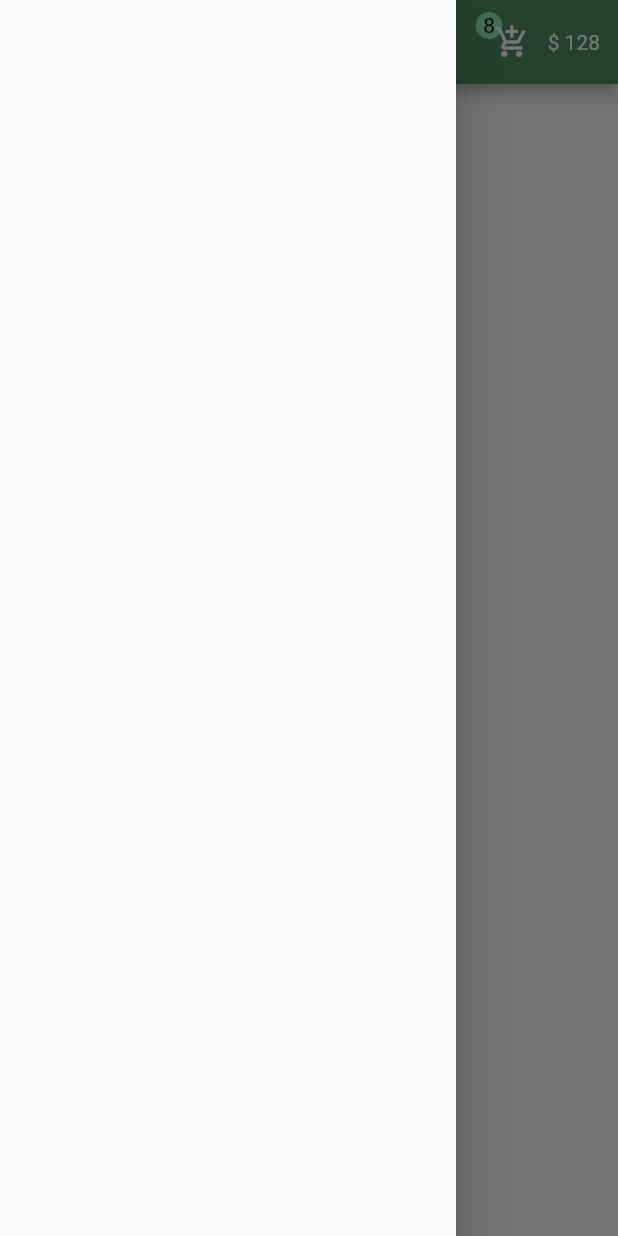
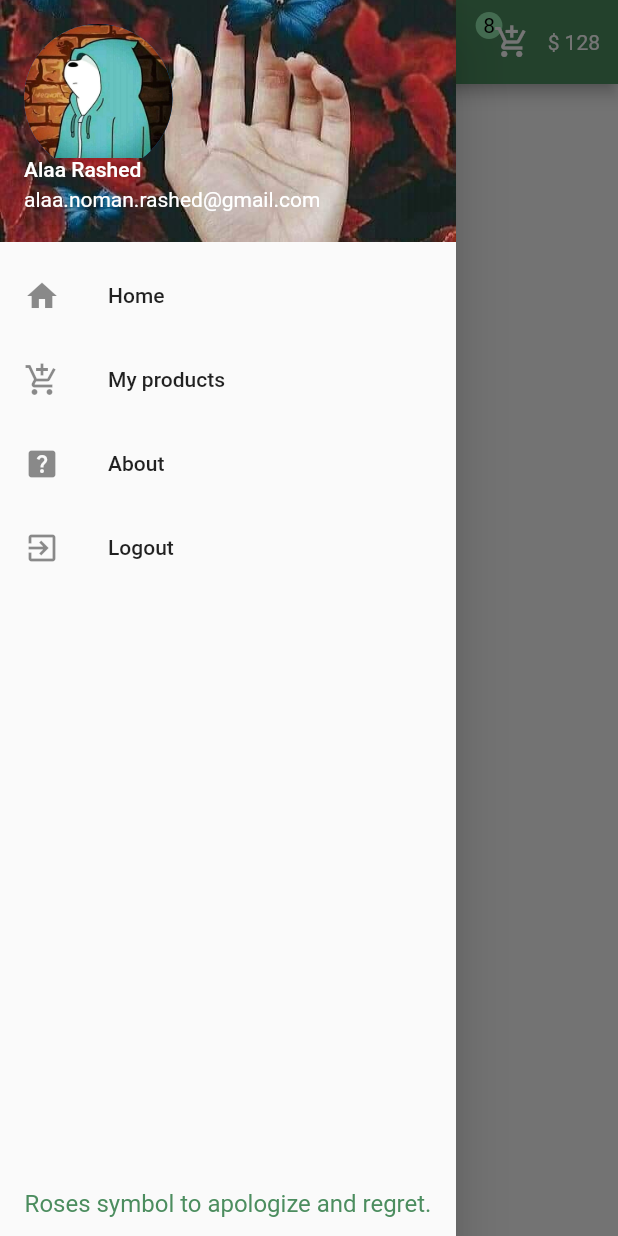
Before and after one commit to alaaRashed2001/flower, a Flutter app: the HomeScreen screen opened directly, with the side drawer open, on a phone screen of 412 x 824 dp. Run offline on Flutter 3.47's test engine with Material 2 defaults, Android fonts, the phone set to English and light mode, and no system bars.

```diff
--- a/lib/views/screens/home_screen.dart
+++ b/lib/views/screens/home_screen.dart
@@ -24,12 +24,11 @@ class HomeScreen extends StatelessWidget {
                           shape: BoxShape.circle),
                       child: const Text(
                         "8",
-                        style: TextStyle(color: Color.fromARGB(255, 0, 0, 0)),
+                        style: TextStyle(color: Colors.black,)
                       )),
-
                   IconButton(
-                      onPressed: () { },
-                      icon: Icon(Icons.add_shopping_cart)),
+                      onPressed: () {},
+                      icon: const Icon(Icons.add_shopping_cart)),
                 ],
               ),
               const Padding(
@@ -40,7 +39,70 @@ class HomeScreen extends StatelessWidget {
           )
         ],
       ),
-      drawer: Drawer(),
+      drawer: Drawer(
+        child: Column(
+          mainAxisAlignment: MainAxisAlignment.spaceBetween,
+          children: [
+
+            Column(
+              children: [
+                const UserAccountsDrawerHeader(
+                  decoration: BoxDecoration(
+                    image: DecorationImage(
+                        image: AssetImage('assets/images/1.jpg'),
+                        fit: BoxFit.cover),
+                  ),
+                  accountName: Text("Alaa Rashed",
+                      style: TextStyle(
+                        color: Color.fromARGB(255, 255, 255, 255),
+                      )),
+                  accountEmail: Text("alaa.noman.rashed@gmail.com"),
+                  currentAccountPictureSize: Size.square(99),
+                  currentAccountPicture: CircleAvatar(
+                      radius: 55,
+                      backgroundImage: AssetImage('assets/images/2.jpg'),),
+                ),
+
+                ListTile(
+                    title: const Text("Home"),
+                    leading: const Icon(Icons.home),
+                    onTap: () { }
+                ),
+
+                ListTile(
+                    title: const Text("My products"),
+                    leading: const Icon(Icons.add_shopping_cart),
+                    onTap: () { }
+                ),
+
+                ListTile(
+                    title: const Text("About"),
+                    leading: const Icon(Icons.help_center),
+                    onTap: () { }
+                ),
+
+                ListTile(
+                    title: const Text("Logout"),
+                    leading: const Icon(Icons.exit_to_app),
+                    onTap: () { }
+                ),
+
+              ],
+            ),
+
+            Container(
+              margin: const EdgeInsets.only(bottom: 12),
+              child: const Text("Roses symbol to apologize and regret.",
+                  style: TextStyle(
+                      fontSize: 16,
+                    color: green,
+                  ),
+
+              ),
+            )
+          ],
+        ),
+      ),
     );
   }
 }
```
Also changed, not shown: assets/images/1.jpg (added), assets/images/2.jpg (added), lib/generated/assets.dart.
